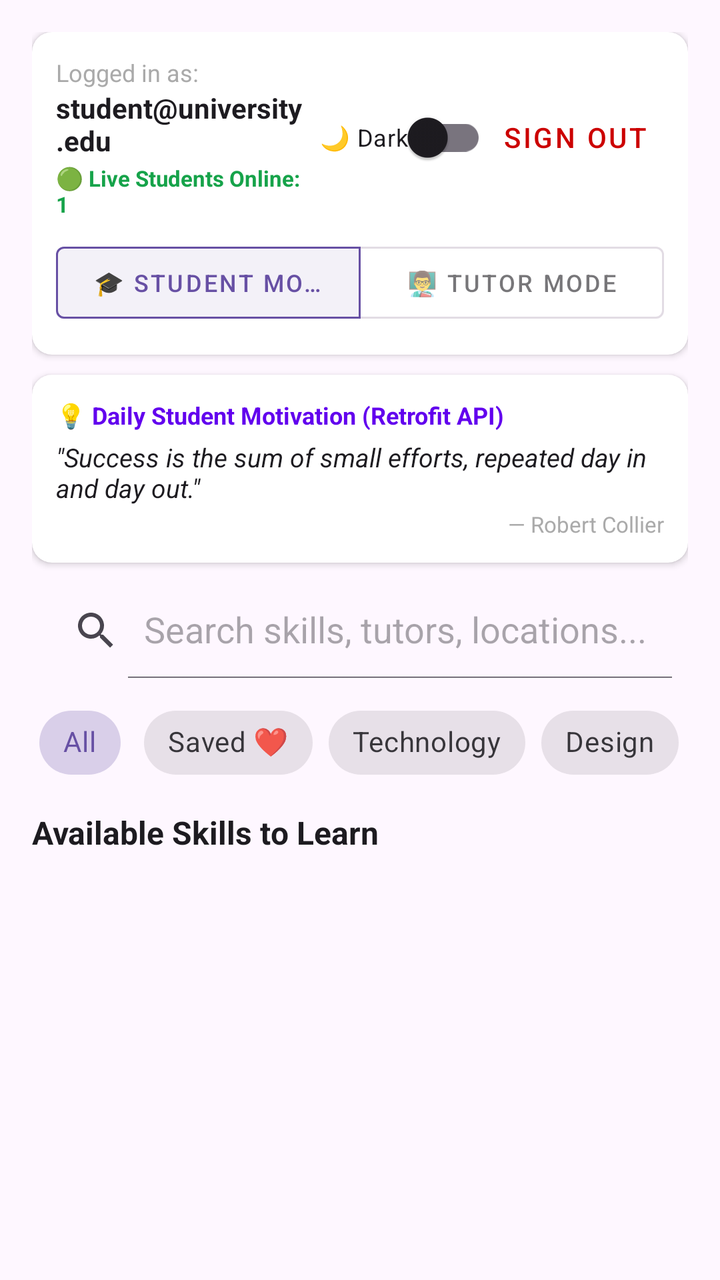
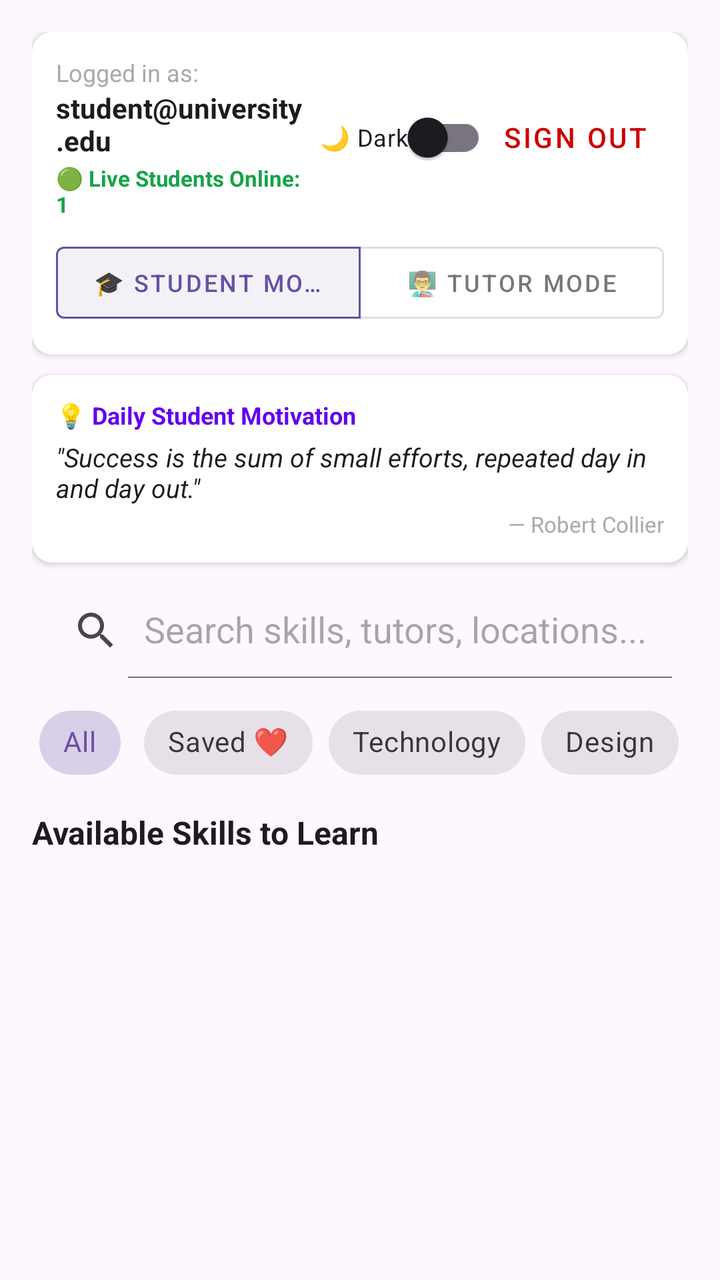

Compare the two renders of this Android layout. The source of the first and the diff that turns it into the second are given below.
<!-- AndroidManifest.xml: application theme Theme.SkillSwap -->
<!-- res/layout/activity_main.xml -->
<?xml version="1.0" encoding="utf-8"?>
<RelativeLayout xmlns:android="http://schemas.android.com/apk/res/android"
    xmlns:app="http://schemas.android.com/apk/res-auto"
    android:layout_width="match_parent"
    android:layout_height="match_parent"
    android:background="?android:attr/colorBackground">

    <LinearLayout
        android:layout_width="match_parent"
        android:layout_height="match_parent"
        android:orientation="vertical"
        android:padding="16dp">

        
        <androidx.cardview.widget.CardView
            android:layout_width="match_parent"
            android:layout_height="wrap_content"
            android:layout_marginBottom="10dp"
            app:cardCornerRadius="10dp"
            app:cardElevation="2dp">

            <LinearLayout
                android:layout_width="match_parent"
                android:layout_height="wrap_content"
                android:orientation="vertical"
                android:padding="12dp">

                <LinearLayout
                    android:layout_width="match_parent"
                    android:layout_height="wrap_content"
                    android:orientation="horizontal"
                    android:gravity="center_vertical">

                    <LinearLayout
                        android:layout_width="0dp"
                        android:layout_height="wrap_content"
                        android:layout_weight="1"
                        android:orientation="vertical">

                        <TextView
                            android:id="@+id/tvUserHeader"
                            android:layout_width="wrap_content"
                            android:layout_height="wrap_content"
                            android:text="Logged in as:"
                            android:textColor="@android:color/darker_gray"
                            android:textSize="12sp" />

                        <TextView
                            android:id="@+id/tvUserEmail"
                            android:layout_width="wrap_content"
                            android:layout_height="wrap_content"
                            android:text="student@university.edu"
                            android:textColor="?android:attr/textColorPrimary"
                            android:textSize="14sp"
                            android:textStyle="bold" />

                        <TextView
                            android:id="@+id/tvActiveStudentsCount"
                            android:layout_width="wrap_content"
                            android:layout_height="wrap_content"
                            android:layout_marginTop="2dp"
                            android:text="🟢 Live Students Online: 1"
                            android:textColor="#16A34A"
                            android:textSize="11sp"
                            android:textStyle="bold" />
                    </LinearLayout>

                    
                    <com.google.android.material.switchmaterial.SwitchMaterial
                        android:id="@+id/switchDarkMode"
                        android:layout_width="wrap_content"
                        android:layout_height="wrap_content"
                        android:layout_marginStart="6dp"
                        android:text="🌙 Dark"
                        android:textSize="12sp" />

                    <Button
                        android:id="@+id/btnLogout"
                        android:layout_width="wrap_content"
                        android:layout_height="wrap_content"
                        style="@style/Widget.MaterialComponents.Button.TextButton"
                        android:text="Sign Out"
                        android:textColor="@android:color/holo_red_dark" />

                </LinearLayout>

                
                <com.google.android.material.button.MaterialButtonToggleGroup
                    android:id="@+id/toggleGroupMode"
                    android:layout_width="match_parent"
                    android:layout_height="wrap_content"
                    android:layout_marginTop="8dp"
                    app:singleSelection="true"
                    app:selectionRequired="true"
                    app:checkedButton="@+id/btnModeStudent">

                    <Button
                        android:id="@+id/btnModeStudent"
                        style="@style/Widget.MaterialComponents.Button.OutlinedButton"
                        android:layout_width="0dp"
                        android:layout_height="wrap_content"
                        android:layout_weight="1"
                        android:text="🎓 Student Mode"
                        android:textSize="12sp" />

                    <Button
                        android:id="@+id/btnModeTutor"
                        style="@style/Widget.MaterialComponents.Button.OutlinedButton"
                        android:layout_width="0dp"
                        android:layout_height="wrap_content"
                        android:layout_weight="1"
                        android:text="👨‍🏫 Tutor Mode"
                        android:textSize="12sp" />

                </com.google.android.material.button.MaterialButtonToggleGroup>

            </LinearLayout>
        </androidx.cardview.widget.CardView>

        
        <androidx.cardview.widget.CardView
            android:id="@+id/cardQuote"
            android:layout_width="match_parent"
            android:layout_height="wrap_content"
            android:layout_marginBottom="10dp"
            app:cardCornerRadius="10dp"
            app:cardElevation="2dp">

            <LinearLayout
                android:layout_width="match_parent"
                android:layout_height="wrap_content"
                android:orientation="vertical"
                android:padding="12dp">

                <TextView
                    android:layout_width="wrap_content"
                    android:layout_height="wrap_content"
                    android:text="💡 Daily Student Motivation (Retrofit API)"
                    android:textColor="@color/design_default_color_primary"
                    android:textSize="12sp"
                    android:textStyle="bold" />

                <TextView
                    android:id="@+id/tvQuoteText"
                    android:layout_width="match_parent"
                    android:layout_height="wrap_content"
                    android:layout_marginTop="4dp"
                    android:text="&quot;Success is the sum of small efforts, repeated day in and day out.&quot;"
                    android:textColor="?android:attr/textColorPrimary"
                    android:textSize="13sp"
                    android:textStyle="italic" />

                <TextView
                    android:id="@+id/tvQuoteAuthor"
                    android:layout_width="wrap_content"
                    android:layout_height="wrap_content"
                    android:layout_gravity="end"
                    android:layout_marginTop="2dp"
                    android:text="— Robert Collier"
                    android:textColor="@android:color/darker_gray"
                    android:textSize="11sp" />

            </LinearLayout>
        </androidx.cardview.widget.CardView>

        
        <androidx.appcompat.widget.SearchView
            android:id="@+id/searchViewSkills"
            android:layout_width="match_parent"
            android:layout_height="wrap_content"
            android:layout_marginBottom="8dp"
            android:background="@drawable/ic_launcher_background"
            android:backgroundTint="?android:attr/colorBackground"
            app:queryHint="Search skills, tutors, locations..."
            app:iconifiedByDefault="false" />

        
        <HorizontalScrollView
            android:id="@+id/scrollCategoryFilter"
            android:layout_width="match_parent"
            android:layout_height="wrap_content"
            android:scrollbars="none"
            android:layout_marginBottom="10dp">

            <com.google.android.material.chip.ChipGroup
                android:id="@+id/chipGroupCategory"
                android:layout_width="wrap_content"
                android:layout_height="wrap_content"
                app:singleSelection="true"
                app:selectionRequired="true"
                app:singleLine="true">

                <com.google.android.material.chip.Chip
                    android:id="@+id/chipAll"
                    style="@style/Widget.MaterialComponents.Chip.Choice"
                    android:layout_width="wrap_content"
                    android:layout_height="wrap_content"
                    android:checked="true"
                    android:text="All" />

                <com.google.android.material.chip.Chip
                    android:id="@+id/chipSaved"
                    style="@style/Widget.MaterialComponents.Chip.Choice"
                    android:layout_width="wrap_content"
                    android:layout_height="wrap_content"
                    android:text="Saved ❤️" />

                <com.google.android.material.chip.Chip
                    android:id="@+id/chipTech"
                    style="@style/Widget.MaterialComponents.Chip.Choice"
                    android:layout_width="wrap_content"
                    android:layout_height="wrap_content"
                    android:text="Technology" />

                <com.google.android.material.chip.Chip
                    android:id="@+id/chipDesign"
                    style="@style/Widget.MaterialComponents.Chip.Choice"
                    android:layout_width="wrap_content"
                    android:layout_height="wrap_content"
                    android:text="Design" />

                <com.google.android.material.chip.Chip
                    android:id="@+id/chipLanguage"
                    style="@style/Widget.MaterialComponents.Chip.Choice"
                    android:layout_width="wrap_content"
                    android:layout_height="wrap_content"
                    android:text="Language" />

                <com.google.android.material.chip.Chip
                    android:id="@+id/chipMath"
                    style="@style/Widget.MaterialComponents.Chip.Choice"
                    android:layout_width="wrap_content"
                    android:layout_height="wrap_content"
                    android:text="Math" />

                <com.google.android.material.chip.Chip
                    android:id="@+id/chipMusic"
                    style="@style/Widget.MaterialComponents.Chip.Choice"
                    android:layout_width="wrap_content"
                    android:layout_height="wrap_content"
                    android:text="Music" />

            </com.google.android.material.chip.ChipGroup>
        </HorizontalScrollView>

        

        
        <TextView
            android:id="@+id/tvFeedTitle"
            android:layout_width="wrap_content"
            android:layout_height="wrap_content"
            android:text="Available Skills to Learn"
            android:textColor="?android:attr/textColorPrimary"
            android:textSize="16sp"
            android:textStyle="bold"
            android:layout_marginBottom="6dp" />

        
        <androidx.recyclerview.widget.RecyclerView
            android:id="@+id/recyclerViewSkills"
            android:layout_width="match_parent"
            android:layout_height="0dp"
            android:layout_weight="1" />

    </LinearLayout>

    
    <com.google.android.material.floatingactionbutton.ExtendedFloatingActionButton
        android:id="@+id/fabAddSkill"
        android:layout_width="wrap_content"
        android:layout_height="wrap_content"
        android:layout_alignParentBottom="true"
        android:layout_alignParentEnd="true"
        android:layout_margin="20dp"
        android:text="Post Skill"
        android:visibility="gone"
        android:textColor="@android:color/white"
        app:backgroundTint="?attr/colorPrimary"
        app:icon="@android:drawable/ic_input_add"
        app:iconTint="@android:color/white" />

</RelativeLayout>
<!-- resources referenced by this layout -->
<resources>
  <!-- drawable ic_launcher_background (drawable) -->
  <?xml version="1.0" encoding="utf-8"?>
  <vector xmlns:android="http://schemas.android.com/apk/res/android"
      android:width="108dp"
      android:height="108dp"
      android:viewportWidth="108"
      android:viewportHeight="108">
      <path
          android:fillColor="#0284C7"
          android:pathData="M0,0h108v108h-108z" />
  </vector>
  <style name="Theme.SkillSwap" parent="Base.Theme.SkillSwap" />
  <style name="Base.Theme.SkillSwap" parent="Theme.Material3.DayNight.NoActionBar">
          
          
      </style>
</resources>

<!-- the commit's change to res/layout/activity_main.xml (unified diff, before → after) -->
@@ -135,7 +135,7 @@
                 <TextView
                     android:layout_width="wrap_content"
                     android:layout_height="wrap_content"
-                    android:text="💡 Daily Student Motivation (Retrofit API)"
+                    android:text="💡 Daily Student Motivation"
                     android:textColor="@color/design_default_color_primary"
                     android:textSize="12sp"
                     android:textStyle="bold" />
